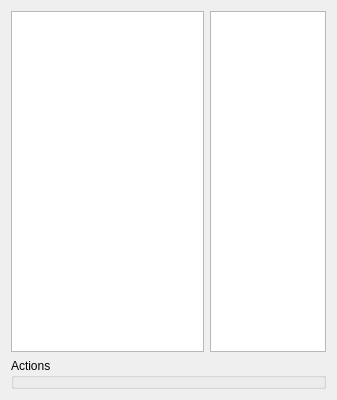
Before: the Qt Designer form src/gui/zmatrix.ui in trisyoungs/aten, drawn with Qt 5.
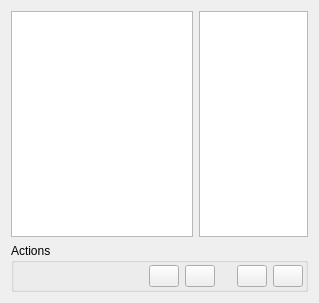
After: the same form once the commit is applied. Icons and pictures are not drawn.

What changed in the file:
```diff
--- a/src/gui/zmatrix.ui
+++ b/src/gui/zmatrix.ui
@@ -4,12 +4,12 @@
   <property name="windowModality" >
    <enum>Qt::ApplicationModal</enum>
   </property>
-  <property name="geometry" >
+  <property name="geometry">
    <rect>
     <x>0</x>
     <y>0</y>
-    <width>337</width>
-    <height>400</height>
+    <width>319</width>
+    <height>303</height>
    </rect>
   </property>
   <property name="windowTitle" >
@@ -77,6 +77,161 @@
       <property name="margin" >
        <number>2</number>
       </property>
+      <item>
+       <layout class="QHBoxLayout" name="_2">
+        <property name="spacing">
+         <number>6</number>
+        </property>
+        <property name="margin">
+         <number>0</number>
+        </property>
+        <item>
+         <spacer>
+          <property name="orientation">
+           <enum>Qt::Horizontal</enum>
+          </property>
+          <property name="sizeHint" stdset="0">
+           <size>
+            <width>40</width>
+            <height>20</height>
+           </size>
+          </property>
+         </spacer>
+        </item>
+        <item>
+         <widget class="QPushButton" name="ShiftUpButton">
+          <property name="maximumSize">
+           <size>
+            <width>30</width>
+            <height>30</height>
+           </size>
+          </property>
+          <property name="toolTip">
+           <string>Move selected atoms up one place in list</string>
+          </property>
+          <property name="text">
+           <string/>
+          </property>
+          <property name="icon">
+           <iconset resource="icons.qrc">
+            <normaloff>:/arrows/icons/arrow_up.svg</normaloff>:/arrows/icons/arrow_up.svg</iconset>
+          </property>
+          <property name="iconSize">
+           <size>
+            <width>24</width>
+            <height>24</height>
+           </size>
+          </property>
+          <property name="autoDefault">
+           <bool>false</bool>
+          </property>
+         </widget>
+        </item>
+        <item>
+         <widget class="QPushButton" name="ShiftDownButton">
+          <property name="maximumSize">
+           <size>
+            <width>30</width>
+            <height>30</height>
+           </size>
+          </property>
+          <property name="toolTip">
+           <string>Move selected atoms down one place in list</string>
+          </property>
+          <property name="text">
+           <string/>
+          </property>
+          <property name="icon">
+           <iconset resource="icons.qrc">
+            <normaloff>:/arrows/icons/arrow_down.svg</normaloff>:/arrows/icons/arrow_down.svg</iconset>
+          </property>
+          <property name="iconSize">
+           <size>
+            <width>24</width>
+            <height>24</height>
+           </size>
+          </property>
+          <property name="autoDefault">
+           <bool>false</bool>
+          </property>
+         </widget>
+        </item>
+        <item>
+         <spacer>
+          <property name="orientation">
+           <enum>Qt::Horizontal</enum>
+          </property>
+          <property name="sizeType">
+           <enum>QSizePolicy::Fixed</enum>
+          </property>
+          <property name="sizeHint" stdset="0">
+           <size>
+            <width>16</width>
+            <height>16</height>
+           </size>
+          </property>
+         </spacer>
+        </item>
+        <item>
+         <widget class="QPushButton" name="MoveToStartButton">
+          <property name="maximumSize">
+           <size>
+            <width>30</width>
+            <height>30</height>
+           </size>
+          </property>
+          <property name="toolTip">
+           <string>Move selected atoms to start of list</string>
+          </property>
+          <property name="text">
+           <string/>
+          </property>
+          <property name="icon">
+           <iconset resource="icons.qrc">
+            <normaloff>:/arrows/icons/arrow_upline.svg</normaloff>:/arrows/icons/arrow_upline.svg</iconset>
+          </property>
+          <property name="iconSize">
+           <size>
+            <width>24</width>
+            <height>24</height>
+           </size>
+          </property>
+          <property name="autoDefault">
+           <bool>false</bool>
+          </property>
+         </widget>
+        </item>
+        <item>
+         <widget class="QPushButton" name="MoveToEndButton">
+          <property name="maximumSize">
+           <size>
+            <width>30</width>
+            <height>30</height>
+           </size>
+          </property>
+          <property name="toolTip">
+           <string>Move selected atoms to end of list</string>
+          </property>
+          <property name="text">
+           <string/>
+          </property>
+          <property name="icon">
+           <iconset resource="icons.qrc">
+            <normaloff>:/arrows/icons/arrow_downline.svg</normaloff>:/arrows/icons/arrow_downline.svg</iconset>
+          </property>
+          <property name="iconSize">
+           <size>
+            <width>24</width>
+            <height>24</height>
+           </size>
+          </property>
+          <property name="autoDefault">
+           <bool>false</bool>
+          </property>
+         </widget>
+        </item>
+       </layout>
+      </item>
      </layout>
     </widget>
    </item>
```
Left out of the diff: 58 changed lines with no effect on the pictures.
